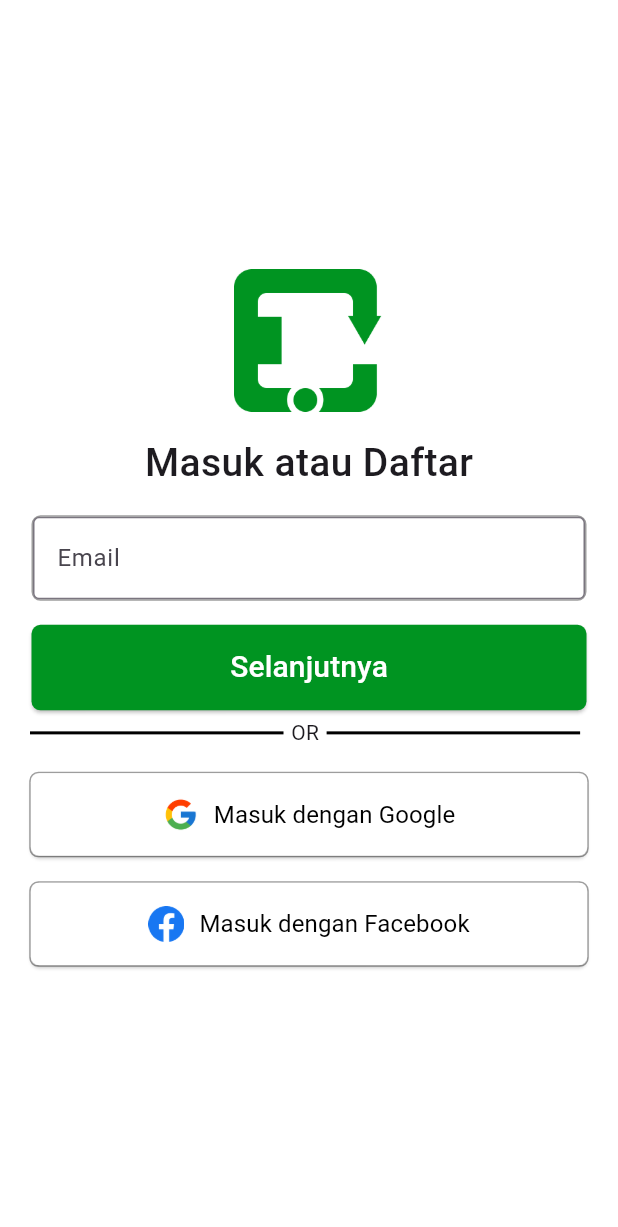
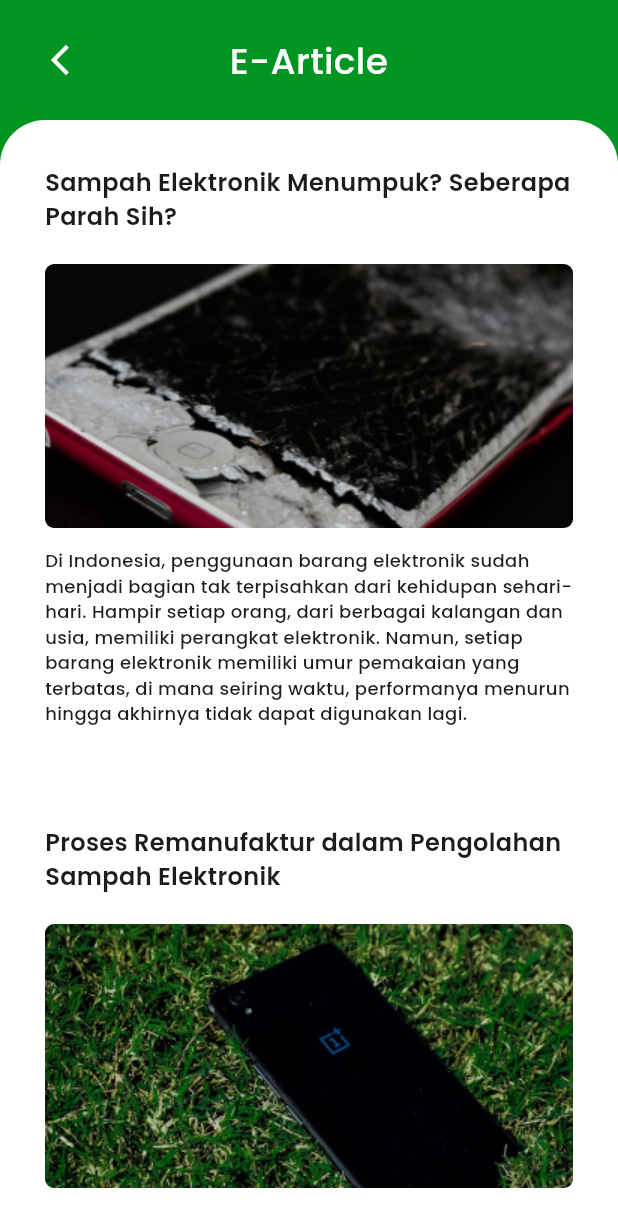
Before and after one commit to grantgabriel/E-Cycle-App, a Flutter app: the screen it shows after launch, on a phone screen of 412 x 824 dp. Shown: the top 1227 px of the screen. Run offline on Flutter 3.47's test engine with Material 3 defaults, Android fonts, the phone set to English and light mode, and no system bars.

Commit message:
Add: Article Detail

```diff
--- /dev/null
+++ b/lib/constants/app_styles.dart
@@ -0,0 +1,15 @@
+import 'package:flutter/material.dart';
+
+class AppStyles {
+  static TextStyle articleTitleStyle = const TextStyle(
+    fontSize: 16,
+    fontWeight: FontWeight.w600,
+    fontFamily: "Poppins"
+  );
+
+  static TextStyle articleDescriptionStyle = const TextStyle(
+    fontFamily: "Poppins",
+    fontSize: 12,
+    fontWeight: FontWeight.w500
+  );
+}
--- a/lib/main.dart
+++ b/lib/main.dart
@@ -1,3 +1,4 @@
+import 'package:e_cycle/screens/article/article_detail.dart';
 import 'package:e_cycle/screens/home.dart';
 import 'package:e_cycle/screens/splash.dart';
 import 'package:flutter/material.dart';
@@ -13,11 +14,12 @@ class MyApp extends StatelessWidget {
   Widget build(BuildContext context) {
     return MaterialApp(
       title: 'Flutter Demo',
+      debugShowCheckedModeBanner: false,
       theme: ThemeData(
         colorScheme: ColorScheme.fromSeed(seedColor: Colors.deepPurple),
         useMaterial3: true,
       ),
-      home: const Splash()
+      home: const ArticleDetailPage()
     );
   }
 }
--- /dev/null
+++ b/lib/screens/article/article_detail.dart
@@ -0,0 +1,107 @@
+import 'package:e_cycle/constants/app_styles.dart';
+import 'package:e_cycle/screens/article/widgets/article_content.dart';
+import 'package:e_cycle/screens/article/widgets/other_article.dart';
+import 'package:flutter/material.dart';
+
+class ArticleDetailPage extends StatelessWidget {
+  const ArticleDetailPage({super.key});
+
+  @override
+  Widget build(BuildContext context) {
+    return Scaffold(
+      backgroundColor: const Color(0xFF009421),
+      body: SafeArea(
+        child: Column(
+          crossAxisAlignment: CrossAxisAlignment.start,
+          children: [
+            Padding(
+              padding: const EdgeInsets.all(16),
+              child: Row(
+                mainAxisAlignment: MainAxisAlignment.start,
+                children: [
+                  IconButton(
+                    onPressed: () {},
+                    icon: const Icon(Icons.arrow_back_ios_new),
+                    color: Colors.white,
+                  ),
+                  const Expanded(
+                    child: Text(
+                      "E-Article",
+                      textAlign: TextAlign.center,
+                      style: TextStyle(
+                        fontFamily: "Poppins",
+                        fontSize: 24,
+                        fontWeight: FontWeight.w500,
+                        color: Colors.white
+                      ),
+                    ),
+                  ),
+                  const SizedBox(width: 48)
+                ],
+              ),
+            ),
+            Expanded(
+              child: Container(
+                padding: const EdgeInsets.all(30),
+                decoration: const BoxDecoration(
+                  color: Colors.white,
+                  borderRadius: BorderRadius.only(
+                      topLeft: Radius.circular(30),
+                      topRight: Radius.circular(30)
+                  ),
+                ),
+                child: SingleChildScrollView(
+                  child: Column(
+                    crossAxisAlignment: CrossAxisAlignment.start,
+                    children: [
+                      const ArticleContent(
+                        title: "Sampah Elektronik Menumpuk? Seberapa Parah Sih?",
+                        imgName: "img_artikel_1.png",
+                        description: "Di Indonesia, penggunaan barang elektronik sudah menjadi bagian tak terpisahkan dari kehidupan sehari-hari. Hampir setiap orang, dari berbagai kalangan dan usia, memiliki perangkat elektronik. Namun, setiap barang elektronik memiliki umur pemakaian yang terbatas, di mana seiring waktu, performanya menurun hingga akhirnya tidak dapat digunakan lagi."
+                      ),
+                      const SizedBox(height: 66),
+                      const ArticleContent(
+                        title: "Proses Remanufaktur dalam Pengolahan Sampah Elektronik",
+                        imgName: "img_artikel_2.png",
+                        description: "Remanufaktur adalah proses mendaur ulang produk elektronik dengan cara membongkar, memperbaiki, dan memproduksi ulang perangkat sehingga dapat digunakan kembali. Dalam konteks sampah elektronik, remanufaktur berfokus pada pemanfaatan komponen yang masih berfungsi untuk menghasilkan perangkat dengan performa yang mendekati perangkat baru. Proses ini mencakup inspeksi, pemisahan komponen yang rusak, penggantian suku cadang, dan pengujian akhir untuk memastikan kualitasnya. Remanufaktur tidak hanya mengurangi limbah elektronik yang berakhir di TPA, tetapi juga memperpanjang siklus hidup perangkat elektronik dan menghemat sumber daya alam yang digunakan untuk memproduksi komponen baru. Proses ini menjadi solusi berkelanjutan bagi industri teknologi di era modern."
+                      ),
+                      const SizedBox(height: 66),
+                      const ArticleContent(
+                        title: "Inovasi dalam Remanufaktur: Mendorong Ekonomi Sirkular",
+                        imgName: "img_artikel_3.png",
+                        description: "Ekonomi sirkular menjadi konsep yang semakin populer, di mana produk yang sudah tidak terpakai dapat dimanfaatkan kembali melalui proses seperti remanufaktur. Dalam industri elektronik, remanufaktur tidak hanya mengurangi kebutuhan akan bahan mentah baru, tetapi juga membuka peluang ekonomi baru, terutama di negara-negara berkembang. Teknologi modern memungkinkan lebih banyak komponen elektronik untuk diperbaiki dan diproduksi ulang dengan biaya yang lebih rendah. Misalnya, baterai, papan sirkuit, dan layar dapat direkondisi untuk digunakan kembali. Selain mengurangi jejak karbon, inovasi ini juga menciptakan lapangan kerja baru dalam industri daur ulang dan pengolahan sampah elektronik. Dengan dukungan dari pemerintah dan kesadaran konsumen, remanufaktur berpotensi mengubah model bisnis tradisional menjadi lebih berkelanjutan.",
+                      ),
+                      const SizedBox(height: 66),
+                      Text(
+                        "Artikel Lainnya",
+                        style: AppStyles.articleTitleStyle.copyWith(
+                          fontSize: 14
+                        ),
+                      ),
+                      const SizedBox(height: 20),
+                      const OtherArticle(
+                        title: "Jepang Jauh Lebih Maju dalam Pengelolaan Sampah Elektronik",
+                        imgName: "artikel_lainnya_1.png",
+                        addtionalInformation: "27 Mei 2024 • 5 min read",
+                      ),
+                      const OtherArticle(
+                        title: "Beberapa Negara Berikut Mulai Membangun Fasilitas E-Waste",
+                        imgName: "artikel_lainnya_2.png",
+                        addtionalInformation: "01 Juni 2024 • 3 min read",
+                      ),
+                      const OtherArticle(
+                        title: "Tahukah Anda? Produksi Barang Elektronik Menghasilkan Limbah.",
+                        imgName: "artikel_lainnya_3.png",
+                        addtionalInformation: "27 Mei 2024 • 5 min read",
+                      ),
+                    ],
+                  ),
+                ),
+              )
+            )
+          ],
+        ),
+      ),
+    );
+  }
+}
--- /dev/null
+++ b/lib/screens/article/widgets/article_content.dart
@@ -0,0 +1,42 @@
+import 'package:e_cycle/constants/app_styles.dart';
+import 'package:flutter/material.dart';
+
+class ArticleContent extends StatelessWidget {
+  final String title;
+  final String imgName;
+  final String description;
+
+  const ArticleContent({
+    super.key,
+    required this.title,
+    required this.imgName,
+    required this.description
+  });
+
+  @override
+  Widget build(BuildContext context) {
+    return Column(
+      children: [
+        Text(
+          title,
+          style: AppStyles.articleTitleStyle
+        ),
+        const SizedBox(height: 20),
+        ClipRRect(
+          borderRadius: BorderRadius.circular(6),
+          child: Image.asset(
+            "assets/images/$imgName",
+            width: double.infinity,
+            height: 176,
+            fit: BoxFit.cover,
+          ),
+        ),
+        const SizedBox(height: 13),
+        Text(
+          description,
+          style: AppStyles.articleDescriptionStyle,
+        ),
+      ],
+    );
+  }
+}
--- /dev/null
+++ b/lib/screens/article/widgets/other_article.dart
@@ -0,0 +1,57 @@
+import 'package:flutter/material.dart';
+
+import '../../../constants/app_styles.dart';
+
+class OtherArticle extends StatelessWidget {
+  final String title;
+  final String imgName;
+  final String addtionalInformation;
+
+  const OtherArticle({
+    super.key,
+    required this.title,
+    required this.imgName,
+    required this.addtionalInformation
+  });
+
+  @override
+  Widget build(BuildContext context) {
+    return Padding(
+      padding: const EdgeInsets.only(bottom: 20),
+      child: Row(
+        children: [
+          ClipRRect(
+            borderRadius: BorderRadius.circular(4),
+            child: Image.asset(
+              "assets/images/$imgName",
+              width: 116,
+              height: 58,
+              fit: BoxFit.cover,
+            ),
+          ),
+          const SizedBox(width: 12),
+          Expanded(
+            child: Column(
+              crossAxisAlignment: CrossAxisAlignment.start,
+              children: [
+                Text(
+                  title,
+                  style: AppStyles.articleTitleStyle.copyWith(
+                    fontSize: 13
+                  ),
+                ),
+                Text(
+                  addtionalInformation,
+                  style: AppStyles.articleDescriptionStyle.copyWith(
+                    fontSize: 10,
+                    color: Colors.grey
+                  ),
+                )
+              ],
+            ),
+          )
+        ],
+      ),
+    );
+  }
+}
--- a/lib/screens/paskal_gay.dart
+++ /dev/null
@@ -1,3 +0,0 @@
-
-
-String name = "Paskal Gay";
```
Also changed, not shown: pubspec.yaml (+11 -6 lines), assets/fonts/Poppins-Bold.ttf (added), assets/fonts/Poppins-Medium.ttf (added), assets/fonts/Poppins-Regular.ttf (added), assets/fonts/Poppins-SemiBold.ttf (added), assets/images/artikel_lainnya_1.png (added), assets/images/artikel_lainnya_2.png (added), assets/images/artikel_lainnya_3.png (added), assets/images/img_artikel_1.png (added), assets/images/img_artikel_2.png (added), assets/images/img_artikel_3.png (added).
